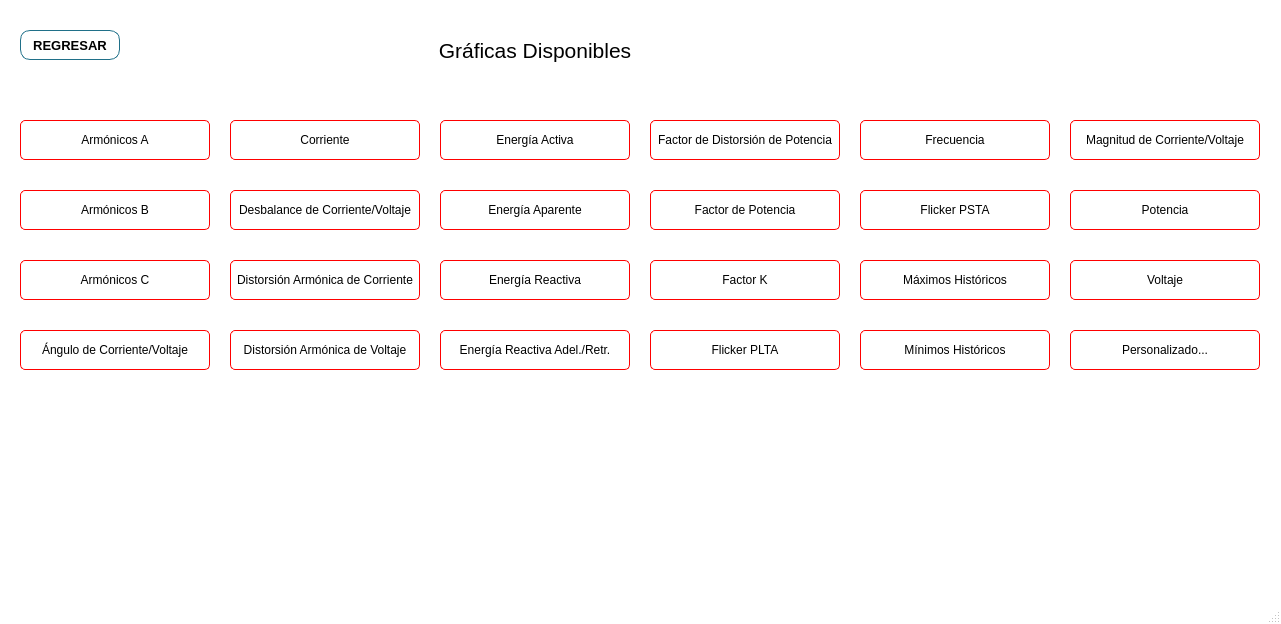
First picture: the form in Graficas_menu.ui, repository Katy9912/EPSOL-Trabajo1, before the edit.
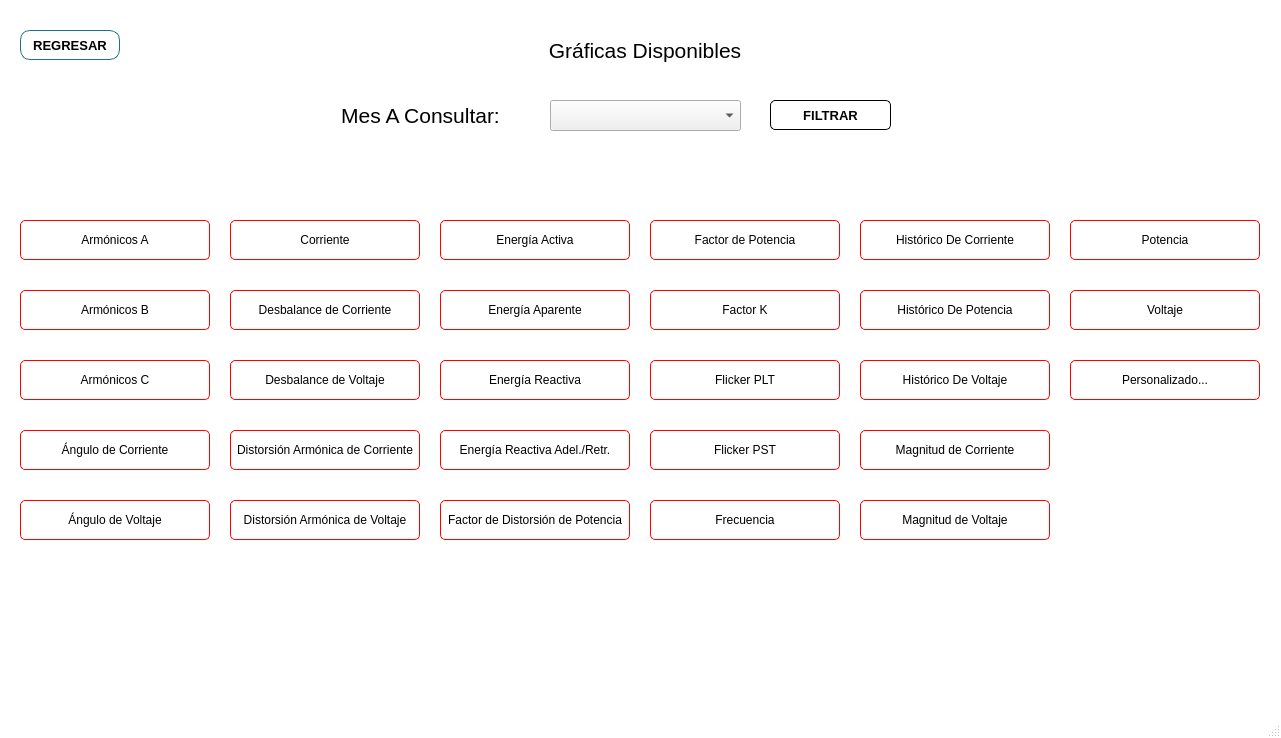
Second picture: the form after the edit. Icons and pictures are not drawn.

Commit message: "Filtro por mes" implementado y mejoras a graficas

The edit to the form file:
```diff
--- a/Graficas_menu.ui
+++ b/Graficas_menu.ui
@@ -7,7 +7,7 @@
     <x>0</x>
     <y>0</y>
     <width>1281</width>
-    <height>624</height>
+    <height>738</height>
    </rect>
   </property>
   <property name="cursor">
@@ -57,7 +57,7 @@
    <widget class="QLabel" name="titte_label">
     <property name="geometry">
      <rect>
-      <x>240</x>
+      <x>350</x>
       <y>20</y>
       <width>590</width>
       <height>60</height>
@@ -83,7 +83,7 @@
     <property name="geometry">
      <rect>
       <x>650</x>
-      <y>190</y>
+      <y>220</y>
       <width>190</width>
       <height>40</height>
      </rect>
@@ -113,7 +113,7 @@
     <property name="geometry">
      <rect>
       <x>20</x>
-      <y>120</y>
+      <y>220</y>
       <width>190</width>
       <height>40</height>
      </rect>
@@ -143,7 +143,7 @@
     <property name="geometry">
      <rect>
       <x>1070</x>
-      <y>190</y>
+      <y>220</y>
       <width>190</width>
       <height>40</height>
      </rect>
@@ -170,7 +170,7 @@
     <property name="geometry">
      <rect>
       <x>60</x>
-      <y>490</y>
+      <y>590</y>
       <width>161</width>
       <height>91</height>
      </rect>
@@ -189,7 +189,7 @@
     <property name="geometry">
      <rect>
       <x>440</x>
-      <y>120</y>
+      <y>220</y>
       <width>190</width>
       <height>40</height>
      </rect>
@@ -219,7 +219,7 @@
     <property name="geometry">
      <rect>
       <x>1070</x>
-      <y>260</y>
+      <y>290</y>
       <width>190</width>
       <height>40</height>
      </rect>
@@ -249,8 +249,8 @@
     </property>
     <property name="geometry">
      <rect>
-      <x>860</x>
-      <y>120</y>
+      <x>650</x>
+      <y>500</y>
       <width>190</width>
       <height>40</height>
      </rect>
@@ -280,7 +280,7 @@
     <property name="geometry">
      <rect>
       <x>230</x>
-      <y>260</y>
+      <y>430</y>
       <width>190</width>
       <height>40</height>
      </rect>
@@ -310,7 +310,7 @@
     <property name="geometry">
      <rect>
       <x>650</x>
-      <y>260</y>
+      <y>290</y>
       <width>190</width>
       <height>40</height>
      </rect>
@@ -339,8 +339,8 @@
     </property>
     <property name="geometry">
      <rect>
-      <x>650</x>
-      <y>120</y>
+      <x>440</x>
+      <y>500</y>
       <width>190</width>
       <height>40</height>
      </rect>
@@ -370,7 +370,7 @@
     <property name="geometry">
      <rect>
       <x>230</x>
-      <y>190</y>
+      <y>290</y>
       <width>190</width>
       <height>40</height>
      </rect>
@@ -390,7 +390,7 @@
      <string notr="true">border-color: rgb(255, 0, 0);</string>
     </property>
     <property name="text">
-     <string>Desbalance de Corriente/Voltaje</string>
+     <string>Desbalance de Corriente</string>
     </property>
    </widget>
    <widget class="QPushButton" name="PLT">
@@ -400,7 +400,7 @@
     <property name="geometry">
      <rect>
       <x>650</x>
-      <y>330</y>
+      <y>360</y>
       <width>190</width>
       <height>40</height>
      </rect>
@@ -420,7 +420,7 @@
      <string notr="true">border-color: rgb(255, 0, 0);</string>
     </property>
     <property name="text">
-     <string>Flicker PLTA</string>
+     <string>Flicker PLT</string>
     </property>
    </widget>
    <widget class="QPushButton" name="MAG">
@@ -429,8 +429,8 @@
     </property>
     <property name="geometry">
      <rect>
-      <x>1070</x>
-      <y>120</y>
+      <x>860</x>
+      <y>430</y>
       <width>190</width>
       <height>40</height>
      </rect>
@@ -450,7 +450,7 @@
      <string notr="true">border-color: rgb(255, 0, 0);</string>
     </property>
     <property name="text">
-     <string>Magnitud de Corriente/Voltaje</string>
+     <string>Magnitud de Corriente</string>
     </property>
    </widget>
    <widget class="QPushButton" name="ANG">
@@ -460,7 +460,7 @@
     <property name="geometry">
      <rect>
       <x>20</x>
-      <y>330</y>
+      <y>430</y>
       <width>190</width>
       <height>40</height>
      </rect>
@@ -480,67 +480,7 @@
      <string notr="true">border-color: rgb(255, 0, 0);</string>
     </property>
     <property name="text">
-     <string>Ángulo de Corriente/Voltaje</string>
-    </property>
-   </widget>
-   <widget class="QPushButton" name="MN">
-    <property name="enabled">
-     <bool>false</bool>
-    </property>
-    <property name="geometry">
-     <rect>
-      <x>860</x>
-      <y>330</y>
-      <width>190</width>
-      <height>40</height>
-     </rect>
-    </property>
-    <property name="font">
-     <font>
-      <family>Arial</family>
-     </font>
-    </property>
-    <property name="cursor">
-     <cursorShape>PointingHandCursor</cursorShape>
-    </property>
-    <property name="toolTip">
-     <string>Genera reporte en word</string>
-    </property>
-    <property name="styleSheet">
-     <string notr="true">border-color: rgb(255, 0, 0);</string>
-    </property>
-    <property name="text">
-     <string>Mínimos Históricos</string>
-    </property>
-   </widget>
-   <widget class="QPushButton" name="MX">
-    <property name="enabled">
-     <bool>false</bool>
-    </property>
-    <property name="geometry">
-     <rect>
-      <x>860</x>
-      <y>260</y>
-      <width>190</width>
-      <height>40</height>
-     </rect>
-    </property>
-    <property name="font">
-     <font>
-      <family>Arial</family>
-     </font>
-    </property>
-    <property name="cursor">
-     <cursorShape>PointingHandCursor</cursorShape>
-    </property>
-    <property name="toolTip">
-     <string>Genera reporte en word</string>
-    </property>
-    <property name="styleSheet">
-     <string notr="true">border-color: rgb(255, 0, 0);</string>
-    </property>
-    <property name="text">
-     <string>Máximos Históricos</string>
+     <string>Ángulo de Corriente</string>
     </property>
    </widget>
    <widget class="QPushButton" name="custom_button">
@@ -550,7 +490,7 @@
     <property name="geometry">
      <rect>
       <x>1070</x>
-      <y>330</y>
+      <y>360</y>
       <width>190</width>
       <height>40</height>
      </rect>
@@ -580,7 +520,7 @@
     <property name="geometry">
      <rect>
       <x>440</x>
-      <y>190</y>
+      <y>290</y>
       <width>190</width>
       <height>40</height>
      </rect>
@@ -610,7 +550,7 @@
     <property name="geometry">
      <rect>
       <x>440</x>
-      <y>260</y>
+      <y>360</y>
       <width>190</width>
       <height>40</height>
      </rect>
@@ -640,7 +580,7 @@
     <property name="geometry">
      <rect>
       <x>440</x>
-      <y>330</y>
+      <y>430</y>
       <width>190</width>
       <height>40</height>
      </rect>
@@ -670,7 +610,7 @@
     <property name="geometry">
      <rect>
       <x>20</x>
-      <y>260</y>
+      <y>360</y>
       <width>190</width>
       <height>40</height>
      </rect>
@@ -699,8 +639,8 @@
     </property>
     <property name="geometry">
      <rect>
-      <x>860</x>
-      <y>190</y>
+      <x>650</x>
+      <y>430</y>
       <width>190</width>
       <height>40</height>
      </rect>
@@ -721,7 +661,7 @@
 </string>
     </property>
     <property name="text">
-     <string>Flicker PSTA</string>
+     <string>Flicker PST</string>
     </property>
    </widget>
    <widget class="QPushButton" name="HRMB">
@@ -731,7 +671,7 @@
     <property name="geometry">
      <rect>
       <x>20</x>
-      <y>190</y>
+      <y>290</y>
       <width>190</width>
       <height>40</height>
      </rect>
@@ -792,7 +732,7 @@
     <property name="geometry">
      <rect>
       <x>230</x>
-      <y>120</y>
+      <y>220</y>
       <width>190</width>
       <height>40</height>
      </rect>
@@ -822,7 +762,7 @@
     <property name="geometry">
      <rect>
       <x>230</x>
-      <y>330</y>
+      <y>500</y>
       <width>190</width>
       <height>40</height>
      </rect>
@@ -845,6 +785,248 @@
      <string>Distorsión Armónica de Voltaje</string>
     </property>
    </widget>
+   <widget class="QPushButton" name="IMBV">
+    <property name="enabled">
+     <bool>false</bool>
+    </property>
+    <property name="geometry">
+     <rect>
+      <x>230</x>
+      <y>360</y>
+      <width>190</width>
+      <height>40</height>
+     </rect>
+    </property>
+    <property name="font">
+     <font>
+      <family>Arial</family>
+     </font>
+    </property>
+    <property name="cursor">
+     <cursorShape>PointingHandCursor</cursorShape>
+    </property>
+    <property name="toolTip">
+     <string>Genera reporte en word</string>
+    </property>
+    <property name="styleSheet">
+     <string notr="true">border-color: rgb(255, 0, 0);</string>
+    </property>
+    <property name="text">
+     <string>Desbalance de Voltaje</string>
+    </property>
+   </widget>
+   <widget class="QPushButton" name="MAGV">
+    <property name="enabled">
+     <bool>false</bool>
+    </property>
+    <property name="geometry">
+     <rect>
+      <x>860</x>
+      <y>500</y>
+      <width>190</width>
+      <height>40</height>
+     </rect>
+    </property>
+    <property name="font">
+     <font>
+      <family>Arial</family>
+     </font>
+    </property>
+    <property name="cursor">
+     <cursorShape>PointingHandCursor</cursorShape>
+    </property>
+    <property name="toolTip">
+     <string>Genera reporte en word</string>
+    </property>
+    <property name="styleSheet">
+     <string notr="true">border-color: rgb(255, 0, 0);</string>
+    </property>
+    <property name="text">
+     <string>Magnitud de Voltaje</string>
+    </property>
+   </widget>
+   <widget class="QPushButton" name="ANGV">
+    <property name="enabled">
+     <bool>false</bool>
+    </property>
+    <property name="geometry">
+     <rect>
+      <x>20</x>
+      <y>500</y>
+      <width>190</width>
+      <height>40</height>
+     </rect>
+    </property>
+    <property name="font">
+     <font>
+      <family>Arial</family>
+     </font>
+    </property>
+    <property name="cursor">
+     <cursorShape>PointingHandCursor</cursorShape>
+    </property>
+    <property name="toolTip">
+     <string>Genera reporte en word</string>
+    </property>
+    <property name="styleSheet">
+     <string notr="true">border-color: rgb(255, 0, 0);</string>
+    </property>
+    <property name="text">
+     <string>Ángulo de Voltaje</string>
+    </property>
+   </widget>
+   <widget class="QPushButton" name="HI">
+    <property name="enabled">
+     <bool>false</bool>
+    </property>
+    <property name="geometry">
+     <rect>
+      <x>860</x>
+      <y>220</y>
+      <width>190</width>
+      <height>40</height>
+     </rect>
+    </property>
+    <property name="font">
+     <font>
+      <family>Arial</family>
+     </font>
+    </property>
+    <property name="cursor">
+     <cursorShape>PointingHandCursor</cursorShape>
+    </property>
+    <property name="toolTip">
+     <string>Genera reporte en word</string>
+    </property>
+    <property name="styleSheet">
+     <string notr="true">border-color: rgb(255, 0, 0);</string>
+    </property>
+    <property name="text">
+     <string>Histórico De Corriente</string>
+    </property>
+   </widget>
+   <widget class="QPushButton" name="HW">
+    <property name="enabled">
+     <bool>false</bool>
+    </property>
+    <property name="geometry">
+     <rect>
+      <x>860</x>
+      <y>290</y>
+      <width>190</width>
+      <height>40</height>
+     </rect>
+    </property>
+    <property name="font">
+     <font>
+      <family>Arial</family>
+     </font>
+    </property>
+    <property name="cursor">
+     <cursorShape>PointingHandCursor</cursorShape>
+    </property>
+    <property name="toolTip">
+     <string>Genera reporte en word</string>
+    </property>
+    <property name="styleSheet">
+     <string notr="true">border-color: rgb(255, 0, 0);</string>
+    </property>
+    <property name="text">
+     <string>Histórico De Potencia</string>
+    </property>
+   </widget>
+   <widget class="QPushButton" name="HV">
+    <property name="enabled">
+     <bool>false</bool>
+    </property>
+    <property name="geometry">
+     <rect>
+      <x>860</x>
+      <y>360</y>
+      <width>190</width>
+      <height>40</height>
+     </rect>
+    </property>
+    <property name="font">
+     <font>
+      <family>Arial</family>
+     </font>
+    </property>
+    <property name="cursor">
+     <cursorShape>PointingHandCursor</cursorShape>
+    </property>
+    <property name="toolTip">
+     <string>Genera reporte en word</string>
+    </property>
+    <property name="styleSheet">
+     <string notr="true">border-color: rgb(255, 0, 0);</string>
+    </property>
+    <property name="text">
+     <string>Histórico De Voltaje</string>
+    </property>
+   </widget>
+   <widget class="QComboBox" name="months_list">
+    <property name="geometry">
+     <rect>
+      <x>550</x>
+      <y>100</y>
+      <width>191</width>
+      <height>31</height>
+     </rect>
+    </property>
+   </widget>
+   <widget class="QLabel" name="filter_label">
+    <property name="geometry">
+     <rect>
+      <x>310</x>
+      <y>100</y>
+      <width>221</width>
+      <height>31</height>
+     </rect>
+    </property>
+    <property name="font">
+     <font>
+      <family>Arial</family>
+      <pointsize>16</pointsize>
+     </font>
+    </property>
+    <property name="text">
+     <string>Mes A Consultar:</string>
+    </property>
+    <property name="alignment">
+     <set>Qt::AlignCenter</set>
+    </property>
+   </widget>
+   <widget class="QPushButton" name="filterButton">
+    <property name="geometry">
+     <rect>
+      <x>770</x>
+      <y>100</y>
+      <width>121</width>
+      <height>30</height>
+     </rect>
+    </property>
+    <property name="font">
+     <font>
+      <family>Arial</family>
+      <pointsize>10</pointsize>
+      <weight>75</weight>
+      <bold>true</bold>
+     </font>
+    </property>
+    <property name="styleSheet">
+     <string notr="true">border-color: rgb(0, 0, 0);</string>
+    </property>
+    <property name="text">
+     <string>FILTRAR</string>
+    </property>
+    <property name="iconSize">
+     <size>
+      <width>16</width>
+      <height>16</height>
+     </size>
+    </property>
+   </widget>
   </widget>
   <widget class="QStatusBar" name="statusbar"/>
   <action name="actionAbout">
```
Left out of the diff: 14 changed lines with no effect on the pictures. The commit also changes 9 other files.
